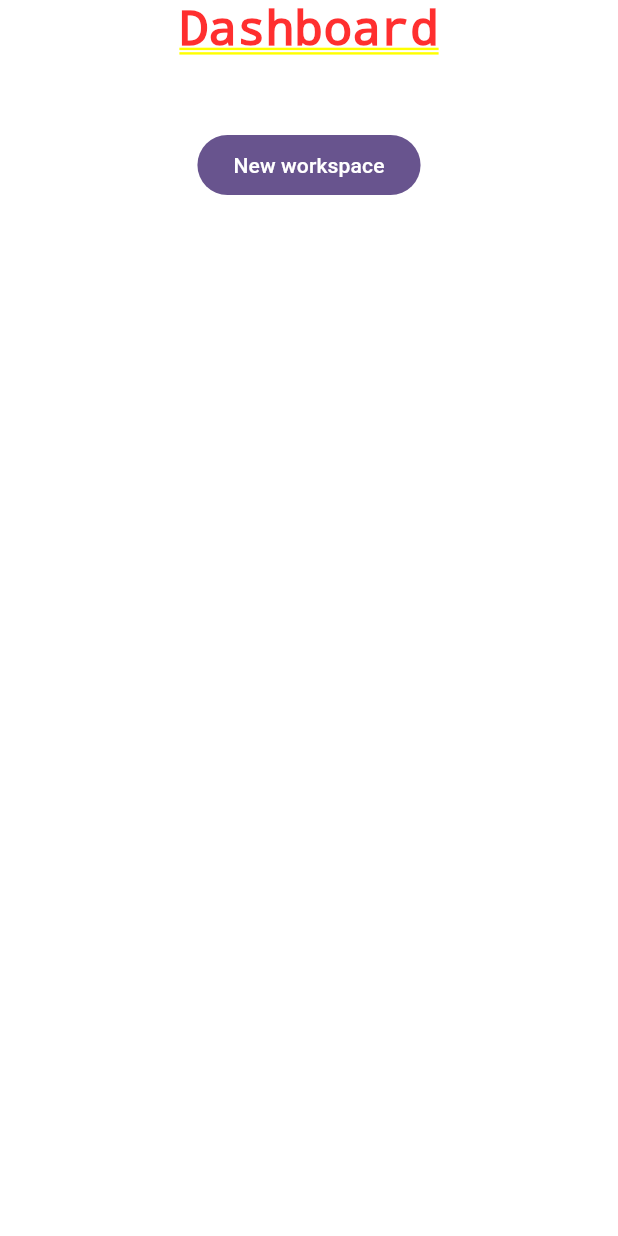
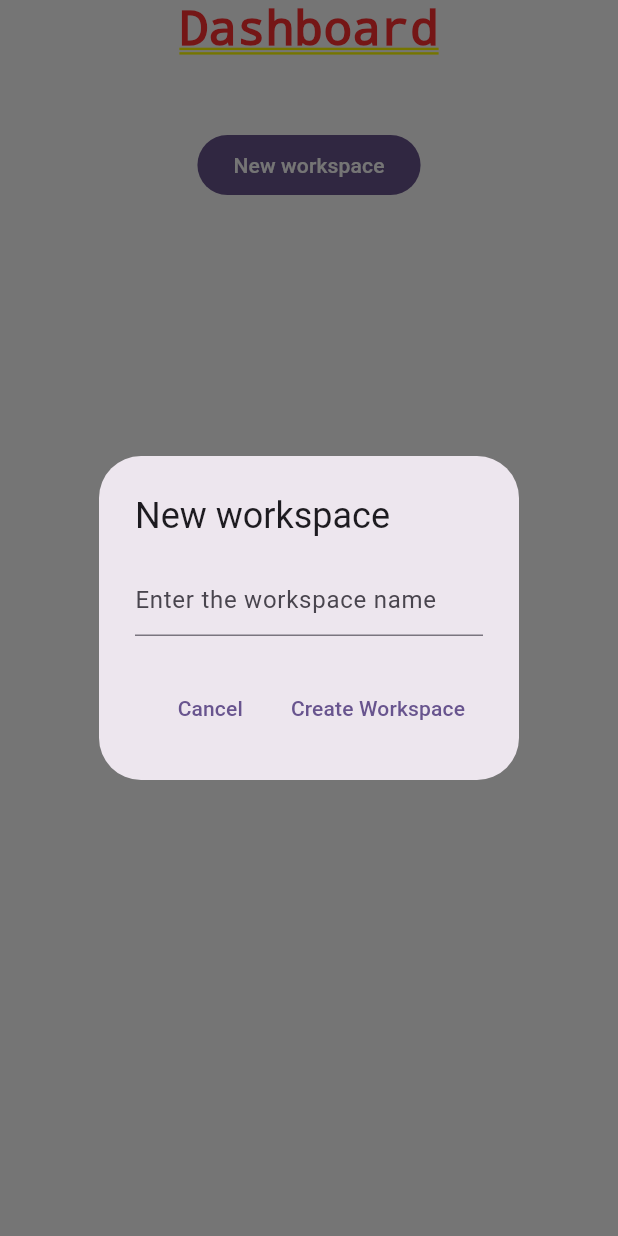
Before and after one commit to beverly-m/shinda-app, a Flutter app: the DashboardView screen opened by its route, after a tap on "New workspace", on a phone screen of 412 x 824 dp. Run offline on Flutter 3.47's test engine with Material 3 defaults, Android fonts, the phone set to English and light mode, and no system bars; our stand-ins replace firebase_auth, firebase_core, supabase_flutter; accounts and stored records are empty.

Commit message:
add workspace modal

```diff
--- a/lib/views/dashboard/dashboard_view.dart
+++ b/lib/views/dashboard/dashboard_view.dart
@@ -1,11 +1,39 @@
+import 'dart:developer';
+
 import 'package:flutter/material.dart';
 
-class DashboardView extends StatelessWidget {
+class DashboardView extends StatefulWidget {
   const DashboardView({super.key});
+
+  @override
+  State<DashboardView> createState() => _DashboardViewState();
+}
+
+class _DashboardViewState extends State<DashboardView> {
+  final GlobalKey<FormState> _formKey = GlobalKey();
+
+  late final TextEditingController _workspaceName;
+
+  @override
+  void initState() {
+    super.initState();
+    _workspaceName = TextEditingController();
+  }
+
+  void _createWorkspace() {
+    final isValid = _formKey.currentState?.validate();
+
+    if (isValid != null && isValid) {
+      log("Creating workspace...");
+      log(_workspaceName.text.trim());
+      _workspaceName.clear();
+    }
+  }
 
   @override
   Widget build(BuildContext context) {
     return SingleChildScrollView(
+      child: Center(
         child: Column(
           children: [
             const Text(
@@ -17,11 +45,57 @@ class DashboardView extends StatelessWidget {
             ),
             const SizedBox(height: 48.0),
             FilledButton(
-            onPressed: () {},
+              onPressed: () async {
+                await _showAddWorkspaceDialog(context);
+              },
               child: const Text("New workspace"),
             ),
           ],
         ),
+      ),
+    );
+  }
+
+  Future<void> _showAddWorkspaceDialog(BuildContext context) {
+    final validCharacters = RegExp(r'^[a-zA-Z0-9]+$');
+    return showDialog(
+      context: context,
+      builder: (BuildContext context) {
+        return AlertDialog(
+          title: const Text("New workspace"),
+          content: Form(
+            key: _formKey,
+            child: TextFormField(
+              decoration:
+                  const InputDecoration(hintText: "Enter the workspace name"),
+              controller: _workspaceName,
+              validator: (value) {
+                if (value == null || value.isEmpty) {
+                  return 'Workspace name required';
+                } else if (value.length < 3) {
+                  return "At least 3 characters";
+                } else if (!validCharacters.hasMatch(value)) {
+                  return "Letters & numbers allowed. No spaces.";
+                }
+                return null;
+              },
+            ),
+          ),
+          actions: [
+            TextButton(
+              onPressed: () {
+                _workspaceName.clear();
+                Navigator.pop(context);
+              },
+              child: const Text("Cancel"),
+            ),
+            TextButton(
+              onPressed: _createWorkspace,
+              child: const Text("Create Workspace"),
+            ),
+          ],
+        );
+      },
     );
   }
 }
```
Lines whose indentation alone changed are shown as unchanged.
